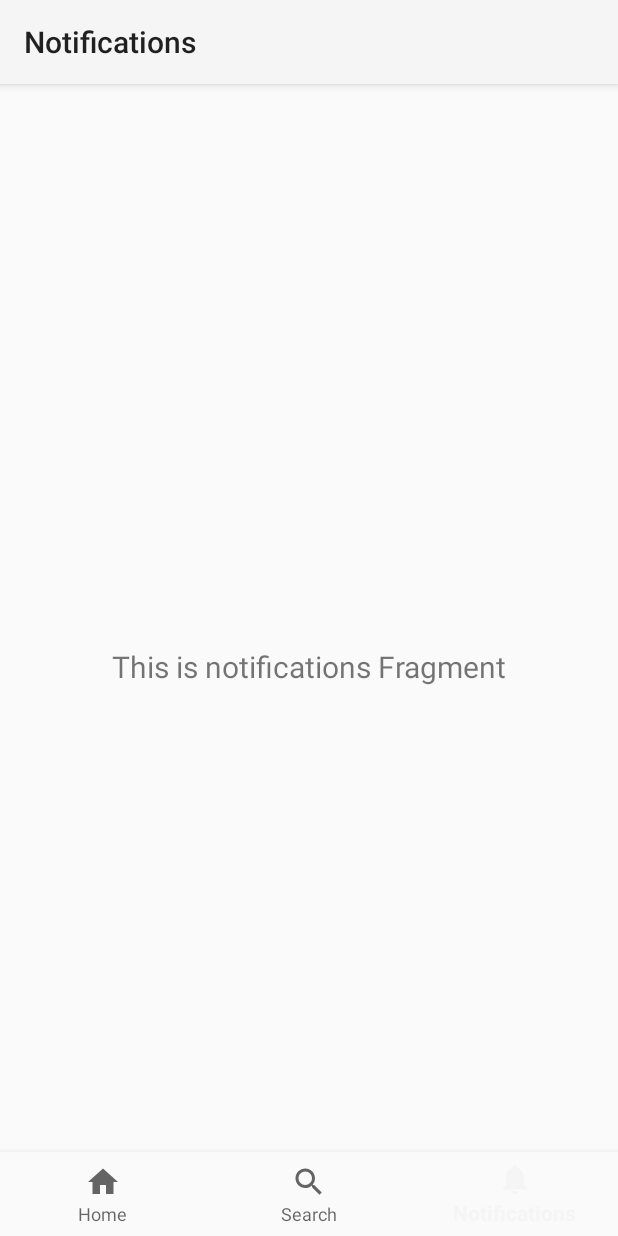
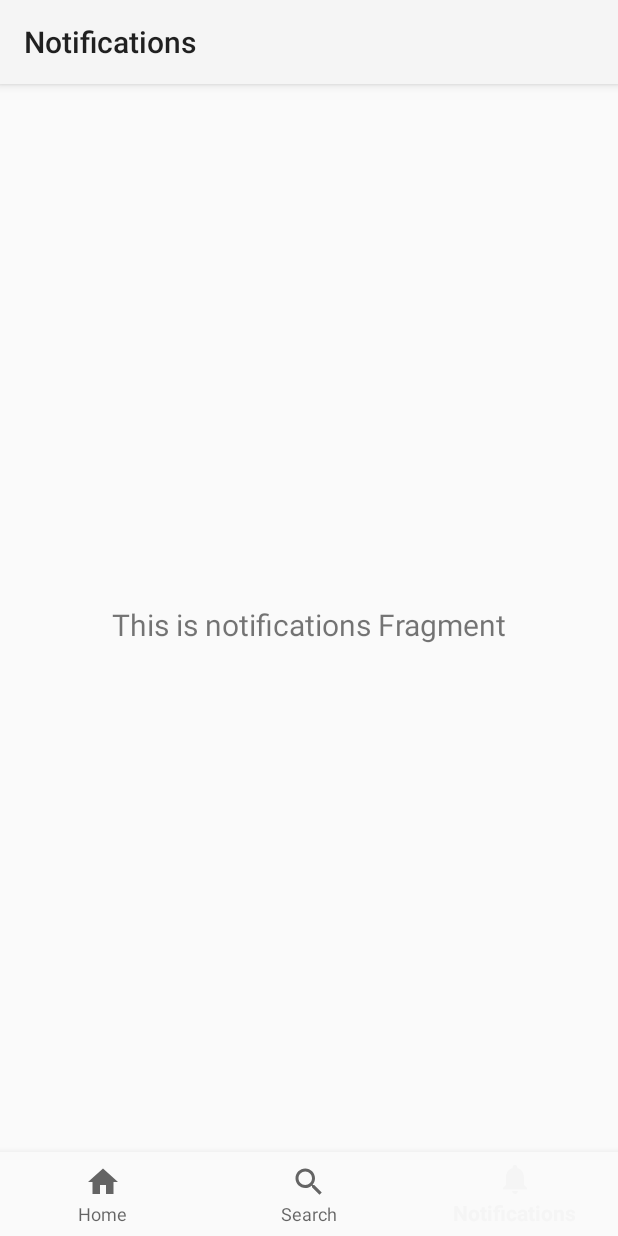
Before and after one commit to SchifName/MyGarage, an Android app: the screen it shows after launch (MainActivity), item 3 of the bottom bar chosen, on a phone screen of 412 x 824 dp. Run offline under Robolectric (Android 15) with nearby library versions, the phone set to English and light mode, and no system bars; our stand-ins replace Room's generated code, navigation-ui.

Commit message:
Adjusted some graphics in the add fragment and in the home fragment

```diff
--- a/app/src/main/java/com/example/mygarage/ui/addCar/AddNewCarFragment.kt
+++ b/app/src/main/java/com/example/mygarage/ui/addCar/AddNewCarFragment.kt
@@ -41,6 +41,7 @@ class AddNewCarFragment : Fragment() {
         navBar.visibility = View.GONE
         binding.apply {
             buttonAddNewCar.setOnClickListener{
+                navBar.visibility = View.VISIBLE
                 addNewCar()
             }
         }
@@ -83,4 +84,5 @@ class AddNewCarFragment : Fragment() {
             false
         }
     }
+
 }
--- a/app/src/main/res/layout/activity_main.xml
+++ b/app/src/main/res/layout/activity_main.xml
@@ -22,9 +22,10 @@
         android:id="@+id/nav_host_fragment_activity_main"
         android:name="androidx.navigation.fragment.NavHostFragment"
         android:layout_width="match_parent"
-        android:layout_height="match_parent"
+        android:layout_height="0dp"
         app:defaultNavHost="true"
-        app:layout_constraintBottom_toTopOf="@id/nav_view"
+        app:layout_constraintBottom_toTopOf="@+id/nav_view"
+        app:layout_constraintHorizontal_bias="0.0"
         app:layout_constraintLeft_toLeftOf="parent"
         app:layout_constraintRight_toRightOf="parent"
         app:layout_constraintTop_toTopOf="parent"
--- a/app/src/main/res/navigation/mobile_navigation.xml
+++ b/app/src/main/res/navigation/mobile_navigation.xml
@@ -29,8 +29,8 @@
     <fragment
         android:id="@+id/addNewCarFragment"
         android:name="com.example.mygarage.ui.addCar.AddNewCarFragment"
-        android:label="fragment_add_new_car"
-        tools:layout="@layout/fragment_add_new_car" >
+        android:label="ADD CAR"
+        tools:layout="@layout/fragment_add_new_car">
         <action
             android:id="@+id/action_addNewCarFragment_to_navigation_home"
             app:destination="@id/navigation_home" />
```
Also changed, not shown: app/src/main/java/com/example/mygarage/MainActivity.kt (+8 -0 lines), app/src/main/java/com/example/mygarage/ui/addCar/AddNewCarViewModel.kt (+0 -11 lines), app/src/main/java/com/example/mygarage/ui/home/HomeViewModel.kt (+0 -40 lines), app/src/main/res/layout/fragment_home.xml (+3 -5 lines).
